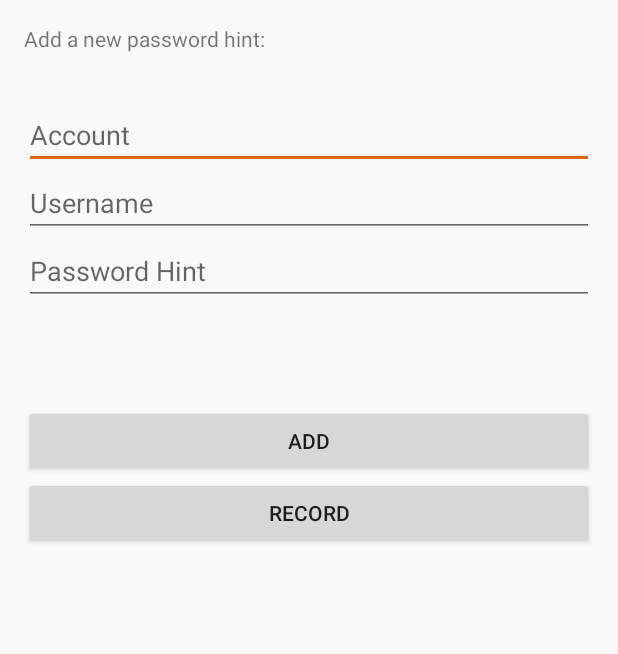
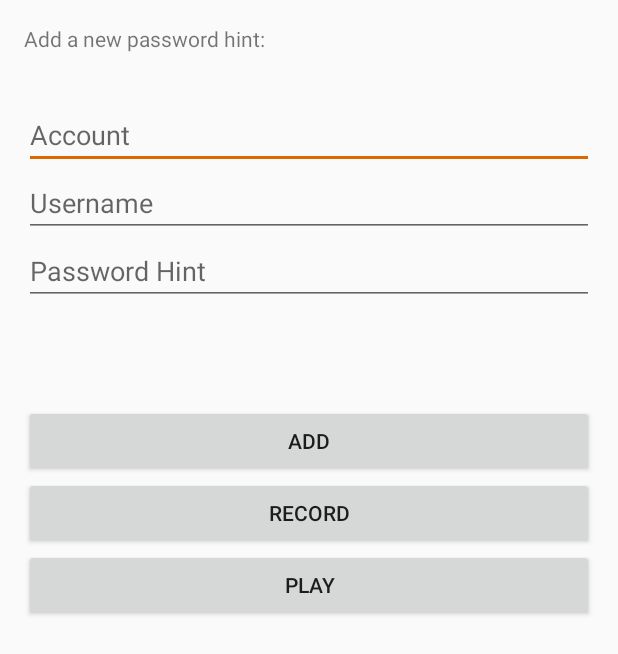
Before and after one commit to sharabiania/password-hints, an Android app: the AddActivity screen opened directly, with no data from a screen before it, on a phone screen of 412 x 824 dp. Shown: the top 654 px of the screen. Run offline under Robolectric (Android 15) with nearby library versions, the phone set to English and light mode, and no system bars.

Commit message:
Refactor: created a fragment for audio record console

```diff
--- a/MyApplication/app/build.gradle
+++ b/MyApplication/app/build.gradle
@@ -21,8 +21,8 @@ android {
 
 dependencies {
     compile fileTree(include: ['*.jar'], dir: 'libs')
-    testCompile 'junit:junit:4.12'
     compile 'com.android.support:appcompat-v7:23.3.0'
     compile 'com.android.support:design:23.3.0'
     compile 'com.android.support:support-v4:23.3.0'
+    testCompile 'junit:junit:4.12'
 }
--- a/MyApplication/app/src/main/java/com/alisharabiani/activities/AddActivity.java
+++ b/MyApplication/app/src/main/java/com/alisharabiani/activities/AddActivity.java
@@ -3,73 +3,26 @@ package com.alisharabiani.activities;
 import android.content.ContentValues;
 import android.content.pm.PackageManager;
 import android.database.sqlite.SQLiteDatabase;
-import android.graphics.Color;
 import android.support.annotation.NonNull;
-import android.support.v7.app.AppCompatActivity;
+import android.support.v4.app.FragmentActivity;
 import android.os.Bundle;
 import android.view.View;
 import android.widget.ArrayAdapter;
 import android.widget.AutoCompleteTextView;
 import android.widget.Button;
 import android.widget.EditText;
-import com.alisharabiani.classes.ASCountDownTimer;
 import com.alisharabiani.classes.Globals;
 import com.alisharabiani.classes.HintEntryDbHelper;
 import com.alisharabiani.classes.PasswordHintContract;
 import com.alisharabiani.R;
-import com.alisharabiani.interfaces.IASEventListener;
-import com.alisharabiani.services.ASAudioService;
+import com.alisharabiani.fragments.AudioControlFragment;
 
-public class AddActivity extends AppCompatActivity {
+
+public class AddActivity extends FragmentActivity implements AudioControlFragment.AudioControlEventListener{
 
     private static final int REQUEST_RECORD_AUDIO_PERMISSION = 200;
     private boolean permissionToRecordAccepted = false;
-    private boolean mStartRecording = false;
-    private ASAudioService audioService;
-
-    private Button recBtn;
-    private Button playBtn;
     private Button addBtn;
-    private ASCountDownTimer timer;
-    private int defaultColor;
-
-
-    public void recordOnClick(View view) {
-        // TODO check for permissions.
-
-        mStartRecording = !mStartRecording;
-
-        if (mStartRecording) {
-
-            timer = new ASCountDownTimer((long) audioService.MaxDuration);
-            timer.setOnTickCallBack(new IASEventListener() {
-                @Override
-                public void Invoke() {
-                    recBtn.setText("Stop " + timer.currSecond);
-                }
-            });
-            timer.start();
-            recBtn.setText("Stop");
-            recBtn.setTextColor(Color.RED);
-            playBtn.setVisibility(View.INVISIBLE);
-            addBtn.setEnabled(false);
-            audioService.startRecording();
-        } else {
-            recBtn.setText("Record");
-            recBtn.setTextColor(defaultColor);
-            audioService.stopRecording();
-            timer.cancel();
-            playBtn.setVisibility(View.VISIBLE);
-            addBtn.setEnabled(true);
-        }
-    }
-
-    public void playOnClick(View v) {
-        playBtn.setEnabled(false);
-        recBtn.setEnabled(false);
-        recBtn.setAlpha(0.5f);
-        audioService.startPlaying();
-    }
 
     public void addOnClick(View view) {
         EditText accountEditText = (EditText) findViewById(R.id.accountEditText);
@@ -130,9 +83,8 @@ public class AddActivity extends AppCompatActivity {
                 setResult(RESULT_CANCELED);
             }
 
-            audioService.saveAs(Long.toString(newRowId));
-
-
+            AudioControlFragment acFrag = (AudioControlFragment) getSupportFragmentManager().findFragmentById(R.id.acFragment);
+            acFrag.saveAs(Long.toString(newRowId));
             finish();
         }
     }
@@ -151,46 +103,41 @@ public class AddActivity extends AppCompatActivity {
     @Override
     protected void onCreate(Bundle savedInstanceState) {
         super.onCreate(savedInstanceState);
+
         setContentView(R.layout.activity_add_password);
 
         final ArrayAdapter<String> adapter = new ArrayAdapter<String>(this, android.R.layout.simple_dropdown_item_1line, Globals.DEFAULT_SERVICES);
 
         AutoCompleteTextView autoCompleteTextView = (AutoCompleteTextView) findViewById(R.id.accountEditText);
-
         autoCompleteTextView.setThreshold(1);
         autoCompleteTextView.setAdapter(adapter);
 
-        recBtn = (Button) this.findViewById(R.id.recordButton);
-        playBtn = (Button) this.findViewById(R.id.playButton);
-        addBtn = (Button) this.findViewById(R.id.addButton);
-
-        defaultColor = recBtn.getTextColors().getDefaultColor();
-
-        audioService = new ASAudioService(getApplicationContext());
-        audioService.setOnMaxRecordDurationReached(new IASEventListener() {
-            @Override
-            public void Invoke() {
-                recBtn.setTextColor(Color.BLACK);
-                recBtn.setText("Record");
-                mStartRecording = false;
-                playBtn.setVisibility(View.VISIBLE);
-                addBtn.setEnabled(true);
-            }
-        });
-        audioService.setOnPlayCompletion(new IASEventListener() {
-            @Override
-            public void Invoke() {
-                recBtn.setEnabled(true);
-                recBtn.setAlpha(1);
-                playBtn.setEnabled(true);
-            }
-        });
-
+        addBtn = (Button)findViewById(R.id.addButton);
     }
 
     @Override
     protected void onDestroy() {
-        audioService.destroy();
+
         super.onDestroy();
     }
+
+    @Override
+    public void OnRecord() {
+        addBtn.setEnabled(false);
+    }
+
+    @Override
+    public void OnRecordCompleted() {
+        addBtn.setEnabled(true);
+    }
+
+    @Override
+    public void OnPlay() {
+        addBtn.setEnabled(false);
+    }
+
+    @Override
+    public void OnPlayCompleted() {
+        addBtn.setEnabled(true);
+    }
 }
--- a/MyApplication/app/src/main/java/com/alisharabiani/classes/ASCountDownTimer.java
+++ b/MyApplication/app/src/main/java/com/alisharabiani/classes/ASCountDownTimer.java
@@ -2,31 +2,55 @@ package com.alisharabiani.classes;
 
 import android.os.CountDownTimer;
 import com.alisharabiani.interfaces.IASEventListener;
+import com.alisharabiani.services.ASLogService;
 
 /**
  * Created by Ali Sharabiani on 2018-03-04.
  */
 public class ASCountDownTimer extends CountDownTimer {
 
-    IASEventListener tickEvent;
-
-    public int currSecond;
+    private static final String LOG_TAG = "AS_CountDownTimer";
+    private IASEventListener tickEvent;
+    private IASEventListener finishEvent;
+    private ASLogService log;
+    private int currSecond;
+    private int maxSecond;
 
     public ASCountDownTimer(long millisInFuture){
         super(millisInFuture, 1000);
-        currSecond = (int)(millisInFuture / 1000);
+        maxSecond = (int)(millisInFuture / 1000);
+        currSecond = maxSecond;
+        log = new ASLogService(LOG_TAG);
     }
 
     public void setOnTickCallBack(IASEventListener e){
         tickEvent = e;
     }
 
+    public void setOnFinishCallBack(IASEventListener e){
+        finishEvent = e;
+    }
+
+    public int getCurrSecond(){return currSecond;}
+
     public void onTick(long millisUntilFinished) {
         currSecond--;
         if(tickEvent != null)
             tickEvent.Invoke();
     }
+
+    /**
+     * Invoked when time is up.
+     */
     public void onFinish() {
-        //btn.setText("");
+        log.d("Timer on finish");
+        currSecond = maxSecond;
+        if(finishEvent != null)
+            finishEvent.Invoke();
+    }
+
+    public void reset(){
+        cancel();
+        currSecond = maxSecond;
     }
 }
--- /dev/null
+++ b/MyApplication/app/src/main/java/com/alisharabiani/fragments/AudioControlFragment.java
@@ -0,0 +1,164 @@
+package com.alisharabiani.fragments;
+
+import android.graphics.Color;
+import android.widget.Button;
+import com.alisharabiani.R;
+import android.content.Context;
+import android.os.Bundle;
+import android.support.v4.app.Fragment;
+import android.view.LayoutInflater;
+import android.view.View;
+import android.view.ViewGroup;
+import com.alisharabiani.interfaces.IASEventListener;
+import com.alisharabiani.services.ASAudioService;
+
+public class AudioControlFragment extends Fragment {
+
+    private boolean mStartRecording = false;
+    private ASAudioService audioService;
+    private Button recBtn;
+    private Button playBtn;
+    private int defaultColor;
+    private AudioControlEventListener callback;
+
+    public interface AudioControlEventListener{
+        void OnRecord();
+        void OnRecordCompleted();
+        void OnPlay();
+        void OnPlayCompleted();
+    }
+
+    //region Constructors
+    public AudioControlFragment() {
+        // Required empty public constructor
+    }
+    //endregion
+
+    //region Overrides
+    @Override
+    public void onCreate(Bundle savedInstanceState) {
+        super.onCreate(savedInstanceState);
+    }
+
+    @Override
+    public void onActivityCreated(Bundle savedInstanceState){
+        super.onActivityCreated(savedInstanceState);
+
+        recBtn = (Button) getView().findViewById(R.id.recordButton);
+        playBtn = (Button) getView().findViewById(R.id.playButton);
+        // TODO addBtn = (Button) getView().findViewById(R.id.addButton);
+
+        defaultColor = recBtn.getTextColors().getDefaultColor();
+
+        audioService = new ASAudioService(getActivity().getApplicationContext());
+        audioService.setOnMaxRecordDurationReached(new IASEventListener() {
+            @Override
+            public void Invoke() {
+                recBtn.setTextColor(Color.BLACK);
+                recBtn.setText("Record");
+                mStartRecording = false;
+                playBtn.setVisibility(View.VISIBLE);
+                callback.OnRecordCompleted();
+            }
+        });
+        audioService.setOnPlayCompletion(new IASEventListener() {
+            @Override
+            public void Invoke() {
+                recBtn.setEnabled(true);
+                recBtn.setAlpha(1);
+                playBtn.setEnabled(true);
+                callback.OnPlayCompleted();
+            }
+        });
+
+        audioService.setOnRecordTickCallback(new IASEventListener() {
+            @Override
+            public void Invoke() {
+                recBtn.setText("Stop " + audioService.getCurrentRecordTime());
+            }
+        });
+
+    }
+
+    @Override
+    public View onCreateView(LayoutInflater inflater, ViewGroup container,
+                             Bundle savedInstanceState) {
+
+        // Inflate the layout for this fragment
+        View view = inflater.inflate(R.layout.fragment_audio_control, container, false);
+
+        // set button click events
+        view.findViewById(R.id.recordButton).setOnClickListener(new View.OnClickListener() {
+            @Override
+            public void onClick(View v) {
+                recordOnClick(v);
+            }
+        });
+
+        view.findViewById(R.id.playButton).setOnClickListener(new View.OnClickListener() {
+            @Override
+            public void onClick(View v) {
+                playOnClick(v);
+            }
+        });
+
+        return view;
+    }
+
+    @Override
+    public void onAttach(Context context) {
+        super.onAttach(context);
+        if (context instanceof AudioControlEventListener) {
+            callback = (AudioControlEventListener) context;
+        } else {
+            throw new RuntimeException(context.toString() + " must implement AudioControlEventListener");
+        }
+    }
+
+    @Override
+    public void onDestroy(){
+        audioService.destroy();
+        super.onDestroy();
+    }
+
+    @Override
+    public void onDetach() {
+        super.onDetach();
+        callback = null;
+    }
+    //endregion
+
+    //region Methods
+    public void saveAs(String filename){
+        audioService.saveAs(filename);
+    }
+
+    public void recordOnClick(View view) {
+        // TODO check for permissions.
+
+        mStartRecording = !mStartRecording;
+
+        if (mStartRecording) {
+            callback.OnRecord();
+            recBtn.setText("Stop");
+            recBtn.setTextColor(Color.RED);
+            playBtn.setVisibility(View.INVISIBLE);
+            audioService.startRecording();
+        } else {
+            recBtn.setText("Record");
+            recBtn.setTextColor(defaultColor);
+            audioService.stopRecording();
+            playBtn.setVisibility(View.VISIBLE);
+            callback.OnRecordCompleted();
+        }
+    }
+
+    public void playOnClick(View v) {
+        callback.OnPlay();
+        playBtn.setEnabled(false);
+        recBtn.setEnabled(false);
+        recBtn.setAlpha(0.5f);
+        audioService.startPlaying();
+    }
+    //endregion
+}
--- a/MyApplication/app/src/main/java/com/alisharabiani/services/ASAudioService.java
+++ b/MyApplication/app/src/main/java/com/alisharabiani/services/ASAudioService.java
@@ -3,6 +3,7 @@ package com.alisharabiani.services;
 import android.content.Context;
 import android.media.MediaPlayer;
 import android.media.MediaRecorder;
+import com.alisharabiani.classes.ASCountDownTimer;
 import com.alisharabiani.interfaces.IASEventListener;
 
 import java.io.File;
@@ -13,19 +14,23 @@ import java.io.IOException;
  */
 public class ASAudioService {
 
+    //region Constants
+    private static final int MaxDuration = 4000;
     private static final String FileExtension = ".3gp";
     private static final String TempFileName = "tempfile";
     private static final String TempFile = TempFileName + FileExtension;
     private static final String LOG_TAG = "AS_AudioRecord";
+    //endregion
 
-
+    //region Fields
     private Context c;
     private MediaRecorder mRecorder;
     private MediaPlayer mPlayer;
     private ASLogService log;
+    private ASCountDownTimer timer;
+    //endregion
 
-    public static final int MaxDuration = 4000;
-
+    //region Constructors
     public ASAudioService(Context context) {
         c=context;
         log = new ASLogService(LOG_TAG);
@@ -33,12 +38,58 @@ public class ASAudioService {
         mRecorder.setMaxDuration(MaxDuration);
         mPlayer = new MediaPlayer();
 
+        timer = new ASCountDownTimer((long) MaxDuration);
+
+        timer.setOnFinishCallBack(new IASEventListener() {
+            @Override
+            public void Invoke() {
+                // Stop the recording?
+            }
+        });
+
         //  delete the temp audio file if exists
         File f = new File(c.getCacheDir(), TempFile);
         if(f.exists()) f.delete();
 
     }
+    //endregion
 
+    //region Getter, Setter
+    public void setOnMaxRecordDurationReached(final IASEventListener e){
+        mRecorder.setOnInfoListener(new MediaRecorder.OnInfoListener() {
+            @Override
+            public void onInfo(MediaRecorder mr, int what, int extra) {
+                if(what == MediaRecorder.MEDIA_RECORDER_INFO_MAX_DURATION_REACHED){
+                    mRecorder.stop();
+                    if(e != null)
+                        e.Invoke();
+                }
+            }
+        });
+        timer.cancel();
+    }
+
+    public void setOnPlayCompletion(final IASEventListener e){
+        mPlayer.setOnCompletionListener(new MediaPlayer.OnCompletionListener() {
+            @Override
+            public void onCompletion(MediaPlayer mp) {
+                mp.stop();
+                mp.reset();
+                if(e != null)
+                    e.Invoke();
+            }
+        });
+    }
+
+    public void setOnRecordTickCallback(IASEventListener e){
+        timer.setOnTickCallBack(e);
+    }
+    public int getCurrentRecordTime(){
+        return timer.getCurrSecond();
+    }
+    //endregion
+
+    //region Methods
     public boolean hasAudio(String id){
         File f = new File(c.getFilesDir(), id + FileExtension);
         return f.exists();
@@ -78,19 +129,18 @@ public class ASAudioService {
             mPlayer.start();
         }
         catch(Exception ex){
-             log.e("Cannot play audio file", ex);
+            log.e("Cannot play audio file", ex);
         }
     }
 
     public void startRecording(){
-
+        timer.reset();
         File mFile = new File(c.getCacheDir(), TempFile);
         if(mFile.exists()) mFile.delete();
         mRecorder.setAudioSource(MediaRecorder.AudioSource.MIC);
         mRecorder.setOutputFormat(MediaRecorder.OutputFormat.THREE_GPP);
         mRecorder.setOutputFile(mFile.getAbsolutePath());
         mRecorder.setAudioEncoder(MediaRecorder.AudioEncoder.AMR_NB);
-
         try{
             mRecorder.prepare();
         }
@@ -98,6 +148,7 @@ public class ASAudioService {
             log.e("prepare failed", ex);
         }
 
+        timer.start();
         mRecorder.start();
     }
 
@@ -105,31 +156,7 @@ public class ASAudioService {
         if(mRecorder == null) return;
         mRecorder.stop();
         mRecorder.reset();
-    }
-
-    public void setOnMaxRecordDurationReached(final IASEventListener e){
-        mRecorder.setOnInfoListener(new MediaRecorder.OnInfoListener() {
-            @Override
-            public void onInfo(MediaRecorder mr, int what, int extra) {
-                if(what == MediaRecorder.MEDIA_RECORDER_INFO_MAX_DURATION_REACHED){
-                    mRecorder.stop();
-                    if(e != null)
-                        e.Invoke();
-                }
-            }
-        });
-    }
-
-    public void setOnPlayCompletion(final IASEventListener e){
-        mPlayer.setOnCompletionListener(new MediaPlayer.OnCompletionListener() {
-            @Override
-            public void onCompletion(MediaPlayer mp) {
-                mp.stop();
-                mp.reset();
-                if(e != null)
-                    e.Invoke();
-            }
-        });
+        timer.reset();
     }
 
     public void saveAs(String filename){
@@ -151,6 +178,7 @@ public class ASAudioService {
         log.d("Release recorder");
         mRecorder.release();
         mRecorder = null;
+        timer = null;
     }
-
+    //endregion
 }
--- a/MyApplication/app/src/main/res/layout/activity_add_password.xml
+++ b/MyApplication/app/src/main/res/layout/activity_add_password.xml
@@ -60,29 +60,22 @@
         android:layout_height="100px"
         android:layout_below="@+id/passwordHintEditText"
         />
+
     <Button
             android:id="@+id/addButton"
             android:layout_width="match_parent"
             android:layout_height="wrap_content"
-            android:layout_below="@+id/lineBreak"
+            android:layout_below="@id/lineBreak"
             android:text="Add"
             android:onClick="addOnClick"
             android:maxLines="1"
     />
-    <Button android:id="@+id/recordButton"
+    <fragment
+            android:name="com.alisharabiani.fragments.AudioControlFragment"
+            android:id="@+id/acFragment"
+            android:layout_below="@id/addButton"
             android:layout_width="match_parent"
-            android:layout_height="wrap_content"
-            android:layout_below="@id/addButton"
-            android:onClick="recordOnClick"
-            android:text="Record"
-            />
-    <Button android:id="@+id/playButton"
-            android:layout_width="match_parent"
-            android:layout_height="wrap_content"
-            android:layout_below="@id/recordButton"
-            android:text="Play"
-            android:onClick="playOnClick"
-            android:visibility="invisible"
-    />
+            android:layout_height="wrap_content"/>
+
 
 </RelativeLayout>
--- /dev/null
+++ b/MyApplication/app/src/main/res/layout/fragment_audio_control.xml
@@ -0,0 +1,23 @@
+<FrameLayout xmlns:android="http://schemas.android.com/apk/res/android"
+             xmlns:tools="http://schemas.android.com/tools"
+             android:layout_width="match_parent"
+             android:layout_height="match_parent"
+             tools:context="com.alisharabiani.fragments.AudioControlFragment">
+
+    <RelativeLayout android:layout_width="match_parent" android:layout_height="wrap_content">
+
+
+        <Button android:id="@+id/recordButton"
+                android:layout_width="match_parent"
+                android:layout_height="wrap_content"
+                android:text="Record"
+        />
+        <Button android:id="@+id/playButton"
+                android:layout_width="match_parent"
+                android:layout_height="wrap_content"
+                android:layout_below="@id/recordButton"
+                android:text="Play"
+                android:visibility="visible"
+        />
+    </RelativeLayout>
+</FrameLayout>
--- a/MyApplication/app/src/main/res/values/strings.xml
+++ b/MyApplication/app/src/main/res/values/strings.xml
@@ -9,4 +9,7 @@
 
     <string name="title_activity_about">About Activity</string>
     <string name="close_button">Close</string>
+
+    <!-- TODO: Remove or change this placeholder text -->
+    <string name="hello_blank_fragment">Hello blank fragment</string>
 </resources>
```
